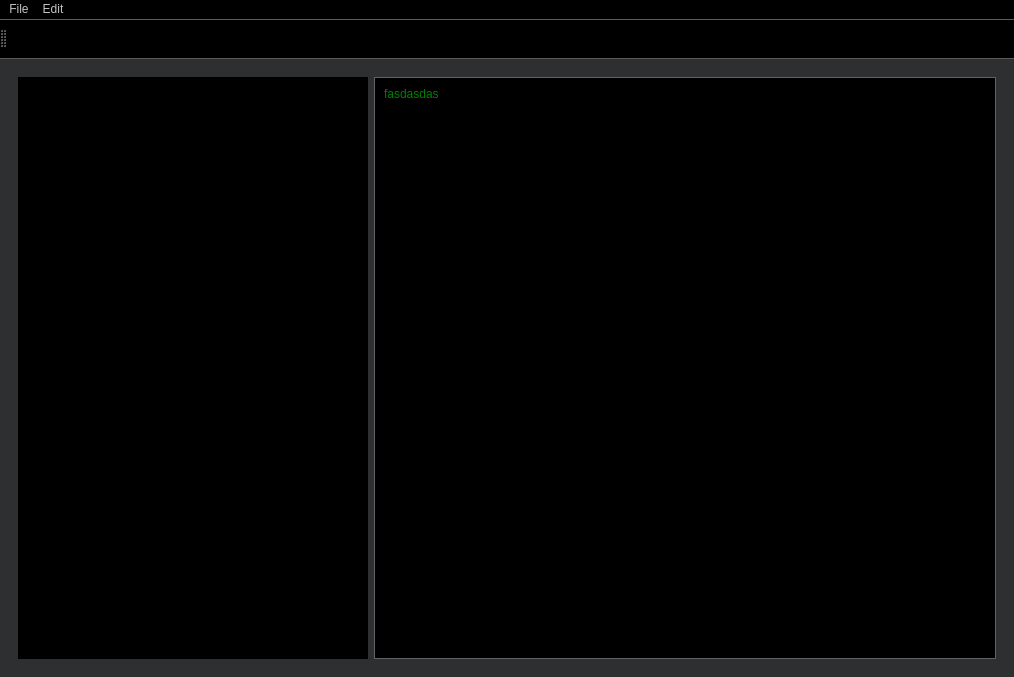
First picture: the form in src/notebad/mainwindow.ui, repository ShehabAhmed-Gui/Editora, before the edit.
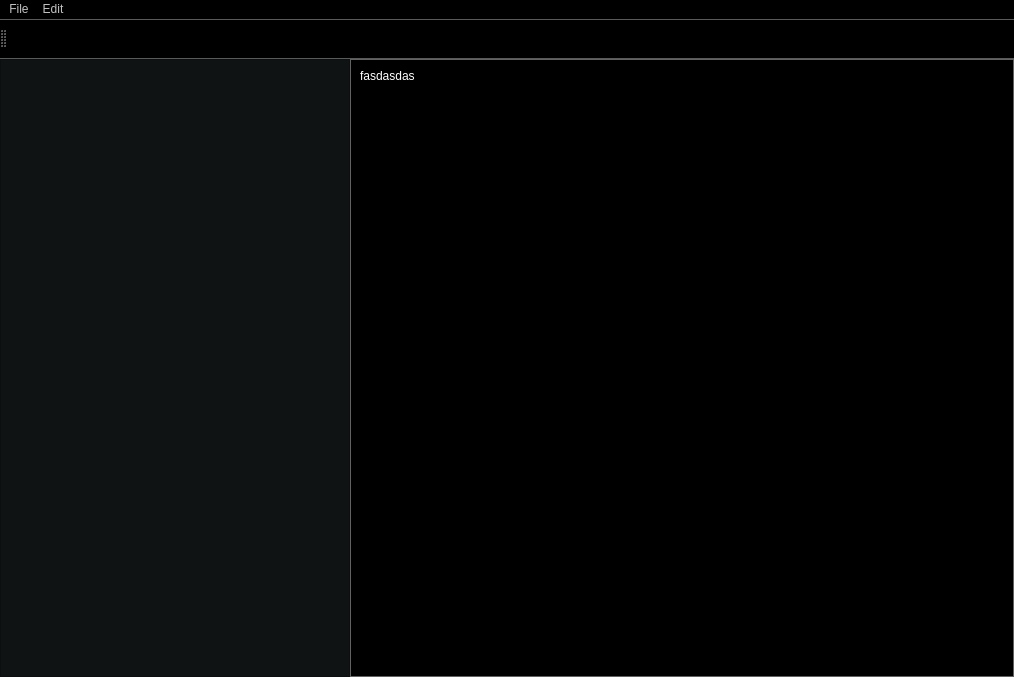
Second picture: the form after the edit. Icons and pictures are not drawn. Custom widgets are drawn as their Qt base class.

What changed in the file:
```diff
--- a/src/notebad/mainwindow.ui
+++ b/src/notebad/mainwindow.ui
@@ -104,13 +104,28 @@
 }</string>
   </property>
   <widget class="QWidget" name="centralwidget">
+   <property name="styleSheet">
+    <string notr="true"/>
+   </property>
    <layout class="QHBoxLayout" name="horizontalLayout">
+    <property name="leftMargin">
+     <number>0</number>
+    </property>
+    <property name="topMargin">
+     <number>0</number>
+    </property>
+    <property name="rightMargin">
+     <number>0</number>
+    </property>
+    <property name="bottomMargin">
+     <number>0</number>
+    </property>
     <item>
      <widget class="QWidget" name="Body" native="true">
       <property name="styleSheet">
        <string notr="true">QPlainTextEdit
 {
-	color: green;
+	color: white;
 	background: black;
 
 	selection-color: white;
@@ -118,8 +133,6 @@
 
 	border: 1px solid rgb(98, 98, 98);	
 	padding: 5px;
-	
-	font: 600 14pt &quot;Segoe UI&quot;;
 }
 QPlainTextEdit::focus
 {
@@ -133,6 +146,21 @@
 </string>
       </property>
       <layout class="QHBoxLayout" name="horizontalLayout_2">
+       <property name="spacing">
+        <number>0</number>
+       </property>
+       <property name="leftMargin">
+        <number>0</number>
+       </property>
+       <property name="topMargin">
+        <number>0</number>
+       </property>
+       <property name="rightMargin">
+        <number>0</number>
+       </property>
+       <property name="bottomMargin">
+        <number>0</number>
+       </property>
        <item>
         <widget class="QWidget" name="folder_tree_container" native="true">
          <property name="sizePolicy">
@@ -150,16 +178,14 @@
          <property name="styleSheet">
           <string notr="true">QTreeView
 {
-	background: black;
-	
-	font: 10pt &quot;Segoe UI&quot;;
+	background: #101314;
 }
 QTreeView::branch:has-siblings:!adjoins-item {
     border-image: url(:/tree_vline.png) 0;
 }
 
 QTreeView::branch:has-siblings:adjoins-item {
-    border-image: url(:/tree_branch_more.png) 0;
+    /*border-image: url(:/icons/tree_branch_open.png) 0;*/
 }
 
 QTreeView::branch:!has-children:!has-siblings:adjoins-item {
@@ -210,6 +236,9 @@
               <height>0</height>
              </size>
             </property>
+            <property name="styleSheet">
+             <string notr="true"/>
+            </property>
            </widget>
           </item>
          </layout>
@@ -217,6 +246,9 @@
        </item>
        <item>
         <widget class="CodeEditor" name="textEditor">
+         <property name="styleSheet">
+          <string notr="true"/>
+         </property>
          <property name="plainText">
           <string>fasdasdas</string>
          </property>
```
Left out of the diff: 33 changed lines with no effect on the pictures.
